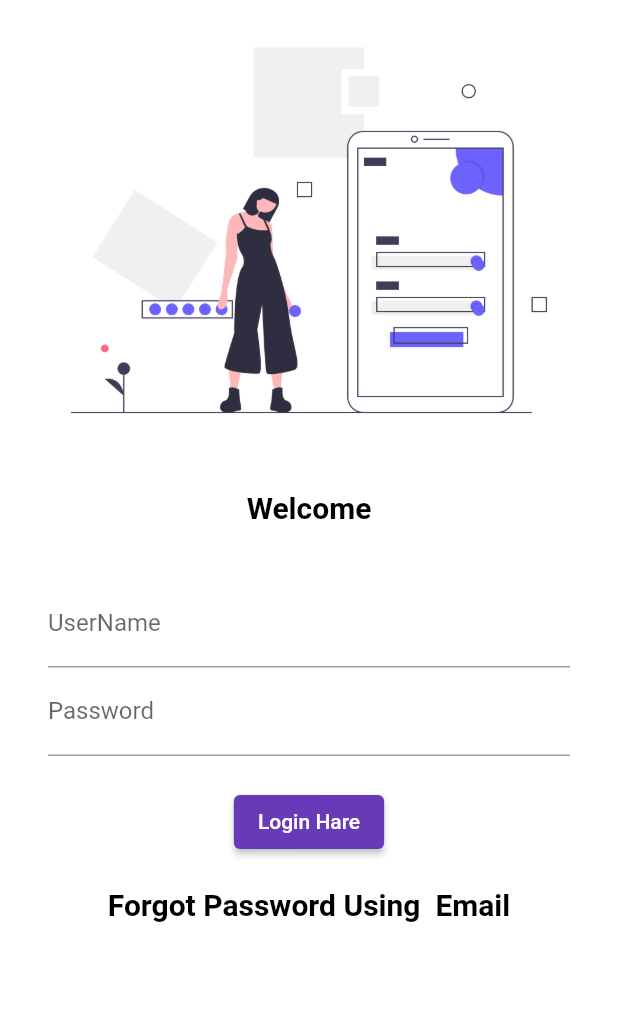
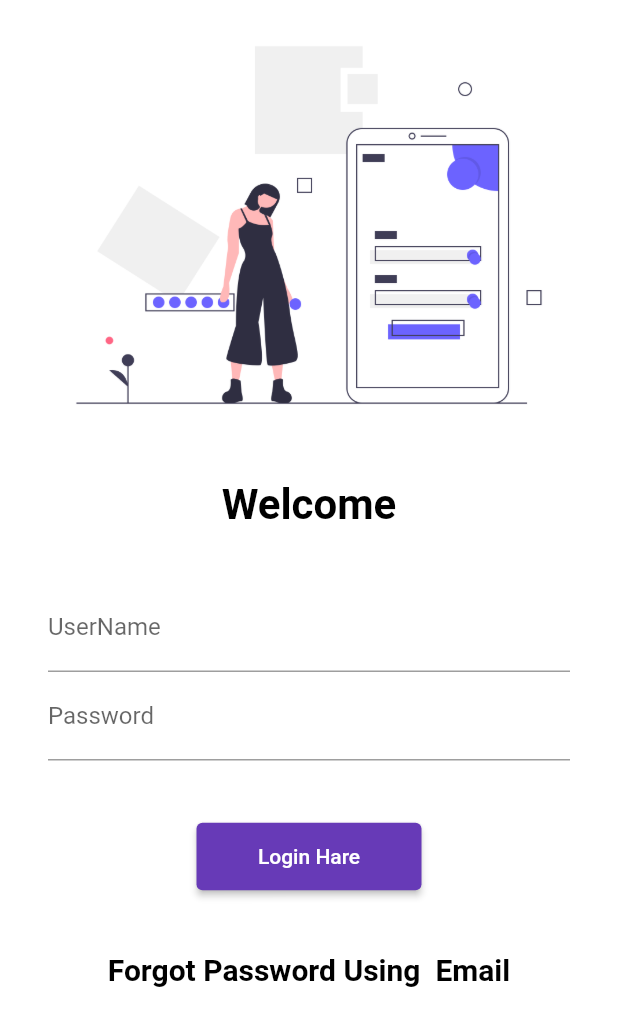
Before and after one commit to rahul-loni/flutter, a Flutter app: the screen it shows after launch, on a phone screen of 412 x 824 dp. Shown: the top 1026 px of the screen. Run offline on Flutter 3.47's test engine with Material 2 defaults, Android fonts, the phone set to English and light mode, and no system bars; our stand-ins replace google_fonts.

Commit message:
3rd commit

```diff
--- a/lib/main.dart
+++ b/lib/main.dart
@@ -1,6 +1,7 @@
 import 'package:flutter/material.dart';
 import 'package:flutter_colab/page/home_page.dart';
 import 'package:flutter_colab/page/login_page.dart';
+import 'package:flutter_colab/utils/routes.dart';
 import 'package:google_fonts/google_fonts.dart';
 
 
@@ -27,7 +28,8 @@ class MyApp extends StatelessWidget {
       //initialRoute:"/home" ,
       routes: {
         "/":(context)=>new LoginPage(),
-        "/home":(context)=>HomePage(),
+        MyRoutes.HomeRoute:(context)=>HomePage(),
+        MyRoutes.LoginRoute:(context)=>LoginPage(),
  },
     );
   }
--- a/lib/page/login_page.dart
+++ b/lib/page/login_page.dart
@@ -1,21 +1,24 @@
 import 'package:flutter/material.dart';
+import 'package:flutter_colab/utils/routes.dart';
 class LoginPage extends StatelessWidget {
   @override
   Widget build(BuildContext context) {
     return Material(
       color: Colors.white,
+      child: SingleChildScrollView(
         child: Column(
           children: <Widget>[
 
              Image.asset("assets/images/login_image.png",
                fit: BoxFit.cover,
+               height: 300,
              ),
             SizedBox(
               height: 20.0,
 
             ),
             Text("Welcome",style: TextStyle(
-            fontSize: 20.0,fontWeight: FontWeight.bold,
+              fontSize: 28.0,fontWeight: FontWeight.bold,
               color: Colors.black
             ),
             ),
@@ -43,29 +46,32 @@ class LoginPage extends StatelessWidget {
                    ),
                  ),
                  SizedBox(
-                 height: 20.0,
+                   height: 40.0,
                  ),
 
                  ElevatedButton(
                    child: Text("Login Hare"),
-                 style:TextButton.styleFrom(),
+                   style:TextButton.styleFrom(minimumSize: Size(150,45)),
+
                    onPressed: (){
-                   print("Hey Rahul ");
+                     Navigator.pushNamed(context, MyRoutes.HomeRoute);
                    },
                  ),
                  SizedBox(
-                 height: 20.0,
+                   height: 40.0,
                  ),
                  Text("Forgot Password Using  Email",
                    style: TextStyle(
                        fontSize: 20.0,fontWeight: FontWeight.bold,
-                     color: Colors.black
+                       color: Colors.black,
+
                    ),)
                ],
              ),
            )
           ],
         ),
+      ),
     );
   }
 }
--- /dev/null
+++ b/lib/utils/routes.dart
@@ -0,0 +1,4 @@
+class MyRoutes{
+  static String LoginRoute="/Login";
+  static String HomeRoute="/home";
+}
```
Also changed, not shown: lib/page/signup_page.dart (deleted). Lines whose indentation alone changed are shown as unchanged.
